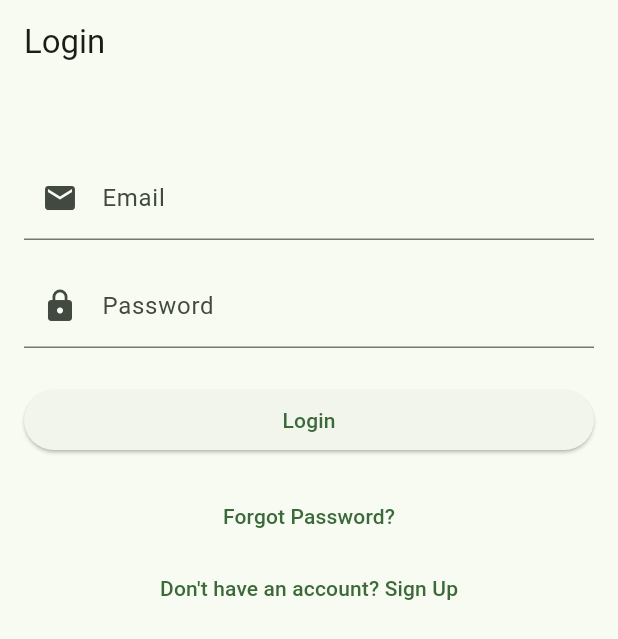
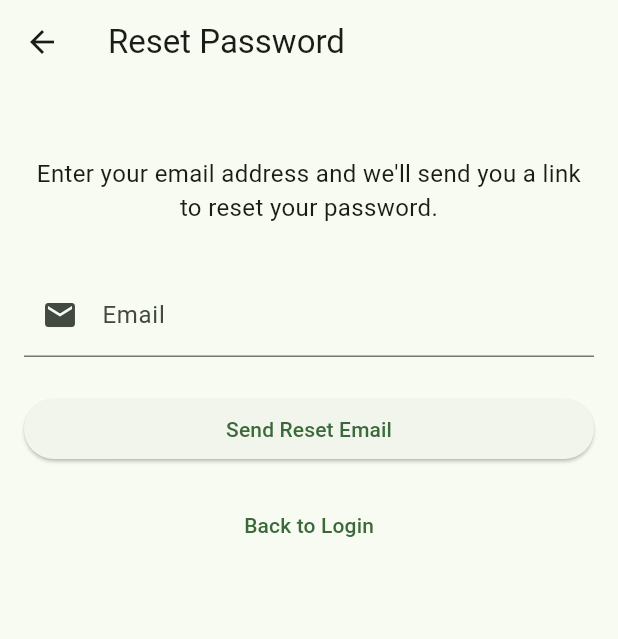
Before and after one commit to ishanphadke/fermentrack, a Flutter app: the screen it shows after launch, after a tap on "Forgot Password?", on a phone screen of 412 x 824 dp. Shown: the top 639 px of the screen. Run offline on Flutter 3.47's test engine with Material 3 defaults, Android fonts, the phone set to English and light mode, and no system bars; our stand-ins replace firebase_auth, firebase_core, flutter_riverpod, riverpod_annotation; accounts and stored records are empty; generated files the repository leaves out were written again.

Commit message:
Create Password Reset Screen with comprehensive   email-based password reset functionality integrated with Firebase Authentication.
  Changes:
  - Create PasswordResetScreen with email validation and async operation handling
  - Add navigation from LoginScreen to PasswordResetScreen via "Forgot Password?" button
  - Implement loading states, success/error feedback via SnackBars
  - Add form clearing after successful submission for better UX
  - Include comprehensive widget tests (18 tests) covering all acceptance criteria:
    * Email validation (empty, invalid format)
    * Loading state during API calls
    * Success/error message display
    * Network error handling
    * Button state management
    * Navigation flows
    * Accessibility features

```diff
--- a/lib/core/features/auth/presentation/login_screen.dart
+++ b/lib/core/features/auth/presentation/login_screen.dart
@@ -1,6 +1,7 @@
 import 'package:flutter/material.dart';
 import 'package:flutter_riverpod/flutter_riverpod.dart';
 import 'package:fermentrack/core/features/auth/presentation/signup_screen.dart';
+import 'package:fermentrack/core/features/auth/presentation/password_reset_screen.dart';
 import 'package:fermentrack/providers/auth/auth_providers.dart';
 import 'package:fermentrack/services/auth_service.dart';
 
@@ -111,8 +112,12 @@ class _LoginScreenState extends ConsumerState<LoginScreen> {
                 children: [
                   TextButton(
                     onPressed: () {
-                    // TODO: Navigate to password reset (Sub-Issue 2.1.5)
-                    debugPrint('Navigate to password reset');
+                      Navigator.push(
+                        context,
+                        MaterialPageRoute(
+                          builder: (context) => const PasswordResetScreen(),
+                        ),
+                      );
                     },
                     child: const Text('Forgot Password?'),
                   ),
--- /dev/null
+++ b/lib/core/features/auth/presentation/password_reset_screen.dart
@@ -0,0 +1,229 @@
+import 'package:flutter/material.dart';
+import 'package:flutter_riverpod/flutter_riverpod.dart';
+import 'package:fermentrack/providers/auth/auth_providers.dart';
+import 'package:fermentrack/services/auth_service.dart';
+
+/// Password Reset screen for sending password reset emails
+///
+/// This is a beginner-level training exercise that demonstrates:
+/// - Simple form implementation with single field
+/// - Email validation with TextFormField
+/// - Async operation handling with loading states
+/// - User feedback with SnackBar messages
+/// - Success state handling and form clearing
+/// - Firebase Authentication password reset flow
+/// - Navigation between authentication screens
+///
+/// Part of Sub-Issue 2.1.5: Create Password Reset Screen
+/// Difficulty: Beginner
+/// Learning objectives: Form validation, async operations, user feedback, Firebase Auth
+class PasswordResetScreen extends ConsumerStatefulWidget {
+  const PasswordResetScreen({super.key});
+
+  @override
+  ConsumerState<PasswordResetScreen> createState() =>
+      _PasswordResetScreenState();
+}
+
+class _PasswordResetScreenState extends ConsumerState<PasswordResetScreen> {
+  // FORM CONTROLLERS AND STATE
+
+  /// GlobalKey for managing form validation state
+  /// Used to trigger validation on the email field
+  final _formKey = GlobalKey<FormState>();
+
+  /// Controller for email text field
+  /// Manages the email input value and provides access for validation
+  final _emailController = TextEditingController();
+
+  /// Loading state flag
+  /// Controls UI state during async password reset operation
+  /// - true: Shows loading spinner, disables send button
+  /// - false: Shows normal send button, enables interaction
+  bool _isLoading = false;
+
+  @override
+  Widget build(BuildContext context) {
+    return Scaffold(
+      appBar: AppBar(title: const Text('Reset Password')),
+      body: SingleChildScrollView(
+        padding: const EdgeInsets.all(16.0),
+        child: Form(
+          key: _formKey,
+          autovalidateMode: AutovalidateMode.onUserInteraction,
+          child: Column(
+            crossAxisAlignment: CrossAxisAlignment.stretch,
+            children: [
+              const SizedBox(height: 32),
+              // Instructional text to guide the user
+              const Text(
+                'Enter your email address and we\'ll send you a link to reset your password.',
+                style: TextStyle(fontSize: 16),
+                textAlign: TextAlign.center,
+              ),
+              const SizedBox(height: 32),
+              // Email Field
+              TextFormField(
+                controller: _emailController,
+                keyboardType: TextInputType.emailAddress,
+                decoration: const InputDecoration(
+                  labelText: 'Email',
+                  hintText: 'Enter your email',
+                  prefixIcon: Icon(Icons.email),
+                ),
+                validator: _validateEmail,
+              ),
+              const SizedBox(height: 24),
+              // Send Reset Email Button
+              ElevatedButton(
+                onPressed: _isLoading ? null : _handlePasswordReset,
+                child: _isLoading
+                    ? const SizedBox(
+                        height: 20,
+                        width: 20,
+                        child: CircularProgressIndicator(strokeWidth: 2),
+                      )
+                    : const Text('Send Reset Email'),
+              ),
+              const SizedBox(height: 16),
+              // Navigation back to Login
+              TextButton(
+                onPressed: () {
+                  Navigator.pop(context);
+                },
+                child: const Text('Back to Login'),
+              ),
+            ],
+          ),
+        ),
+      ),
+    );
+  }
+
+  // LIFECYCLE METHODS
+
+  /// Clean up controller when widget is disposed
+  /// Prevents memory leaks by disposing TextEditingController
+  /// This is called automatically when the widget is removed from the tree
+  @override
+  void dispose() {
+    _emailController.dispose();
+    super.dispose();
+  }
+
+  // VALIDATION METHODS
+
+  /// Validates email field
+  ///
+  /// Checks:
+  /// - Email is not empty
+  /// - Email contains @ symbol (basic format validation)
+  ///
+  /// Returns:
+  /// - null if valid
+  /// - Error message string if invalid
+  String? _validateEmail(String? value) {
+    if (value == null || value.isEmpty) {
+      return 'Please enter your email';
+    }
+    if (!value.contains('@')) {
+      return 'Please enter a valid email';
+    }
+    return null;
+  }
+
+  // BUSINESS LOGIC METHODS
+
+  /// Handles the password reset process
+  ///
+  /// This method demonstrates:
+  /// - Form validation using _formKey.currentState!.validate()
+  /// - Loading state management with setState()
+  /// - Async operation handling with try-catch-finally
+  /// - mounted check to prevent setState() on disposed widgets
+  /// - Riverpod provider usage (ref.read)
+  /// - Firebase Authentication password reset integration
+  /// - User feedback with SnackBar messages
+  /// - Error handling with AuthException
+  /// - Form clearing after successful submission
+  ///
+  /// Flow:
+  /// 1. Validate email field
+  /// 2. Set loading state to true
+  /// 3. Get AuthService from Riverpod provider
+  /// 4. Call sendPasswordResetEmail method
+  /// 5. Show success message (always, for security)
+  /// 6. Clear the email field
+  /// 7. Handle errors appropriately
+  /// 8. Reset loading state in finally block
+  void _handlePasswordReset() async {
+    // Step 1: Validate email field
+    // _formKey.currentState!.validate() calls validator() on the TextFormField
+    // Returns true if validator returns null, false if it returns an error string
+    if (_formKey.currentState!.validate()) {
+      // Step 2: Set loading state to show spinner and disable button
+      setState(() {
+        _isLoading = true;
+      });
+
+      try {
+        // Step 3: Get AuthService from Riverpod provider
+        // ref.read is used for one-time reads (like calling a method)
+        // ref.watch would be used for reactive updates
+        final authService = ref.read(authServiceProvider);
+
+        // Step 4: Perform Firebase password reset operation
+        // Note: Firebase doesn't reveal if the email exists (security best practice)
+        await authService.sendPasswordResetEmail(
+          _emailController.text.trim(),
+        );
+
+        // Step 5: Handle success case
+        // Check if widget is still mounted before accessing context
+        // This prevents errors if user navigated away during async operation
+        if (mounted) {
+          ScaffoldMessenger.of(context).showSnackBar(
+            const SnackBar(
+              content: Text(
+                'Password reset email sent! Please check your inbox.',
+              ),
+              backgroundColor: Colors.green,
+            ),
+          );
+
+          // Step 6: Clear the email field after successful submission
+          // This provides visual feedback that the action completed
+          _emailController.clear();
+        }
+      } on AuthException catch (e) {
+        // Step 7a: Handle authentication-specific errors
+        // AuthException contains user-friendly error messages
+        if (mounted) {
+          ScaffoldMessenger.of(context).showSnackBar(
+            SnackBar(content: Text(e.message), backgroundColor: Colors.red),
+          );
+        }
+      } catch (e) {
+        // Step 7b: Handle unexpected errors
+        // Show generic error message for any other exceptions
+        if (mounted) {
+          ScaffoldMessenger.of(context).showSnackBar(
+            SnackBar(
+              content: Text('An unexpected error occurred: ${e.toString()}'),
+              backgroundColor: Colors.red,
+            ),
+          );
+        }
+      } finally {
+        // Step 8: Reset loading state
+        // This runs regardless of success/failure
+        // Always check mounted before calling setState()
+        if (mounted) {
+          setState(() {
+            _isLoading = false;
+          });
+        }
+      }
+    }
+  }
+}
```
Also changed, not shown: 2 other files. Lines whose indentation alone changed are shown as unchanged.
